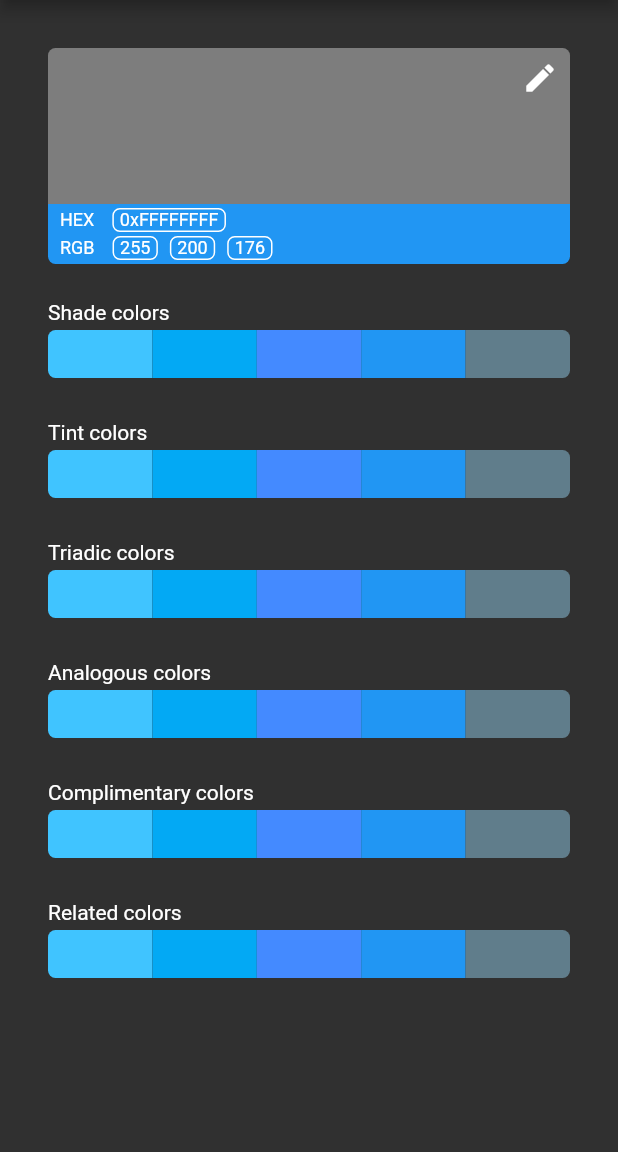
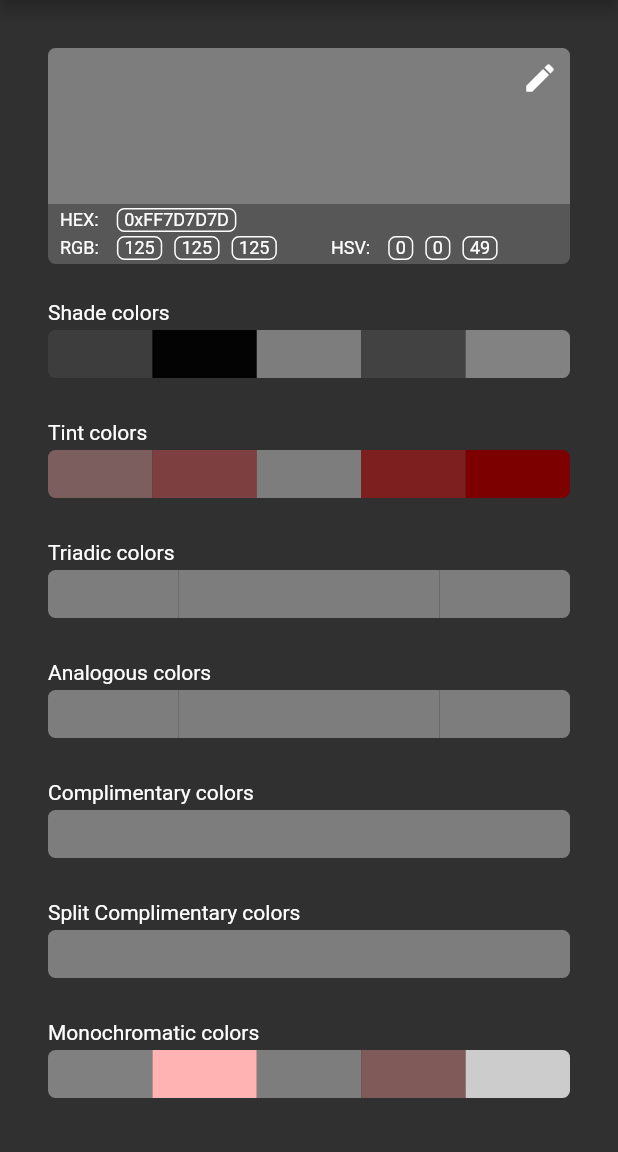
Before and after one commit to joesobo/Colorite, a Flutter app: the screen it shows after launch, on a phone screen of 412 x 824 dp, the part 84-1236 px from its top. Run offline on Flutter 3.47's test engine with Material 2 defaults, Android fonts, the phone set to English and light mode, and no system bars.

Commit message:
got main page updating colors

```diff
--- a/lib/components/selector_card.dart
+++ b/lib/components/selector_card.dart
@@ -39,7 +39,10 @@ class _SelectorCardState extends State<SelectorCard> {
 
   @override
   void initState() {
-    mainColor = Color.fromRGBO(r, g, b, 1);
+    r = mainColor.red;
+    g = mainColor.green;
+    b = mainColor.blue;
+    mode = Mode.rgb;
     hexText = 'Hex: #${mainColor.value.toRadixString(16).toUpperCase()}';
     super.initState();
   }
--- a/lib/screens/home_page.dart
+++ b/lib/screens/home_page.dart
@@ -1,5 +1,6 @@
 import 'package:colorite/components/drawer.dart';
 import 'package:colorite/components/selector_card.dart';
+import 'package:colorite/utilities/color_helper.dart';
 import 'package:colorite/utilities/constants.dart';
 import 'package:flutter/material.dart';
 
@@ -14,6 +15,11 @@ class _HomePageState extends State<HomePage> {
   Color mainColor;
 
   _HomePageState({this.mainColor});
+
+  @override
+  void initState() {
+    super.initState();
+  }
 
   @override
   Widget build(BuildContext context) {
@@ -76,7 +82,7 @@ class _HomePageState extends State<HomePage> {
                       bottomLeft: Radius.circular(5),
                       bottomRight: Radius.circular(5),
                     ),
-                    color: Colors.blue,
+                    color: ColorHelper().getDarkShade(mainColor),
                   ),
                   child: Column(
                     mainAxisAlignment: MainAxisAlignment.spaceEvenly,
@@ -88,39 +94,89 @@ class _HomePageState extends State<HomePage> {
                             padding:
                                 const EdgeInsets.symmetric(horizontal: 8.0),
                             child: Text(
-                              'HEX',
+                              'HEX:',
                               style: smallText,
                             ),
                           ),
-                          specialText('0xFFFFFFFF'),
+                          specialText('0x' +
+                              mainColor.value.toRadixString(16).toUpperCase()),
                         ],
                       ),
-                      //rgb
+                      //rgb and hsv
                       Row(
                         children: <Widget>[
+                          //rgb
                           Padding(
                             padding:
                                 const EdgeInsets.symmetric(horizontal: 8.0),
                             child: Text(
-                              'RGB',
+                              'RGB:',
                               style: smallText,
                             ),
                           ),
-                          specialText('255'),
-                          specialText('200'),
-                          specialText('176'),
+                          specialText(mainColor.red.toString()),
+                          specialText(mainColor.green.toString()),
+                          specialText(mainColor.blue.toString()),
+                          //hsv
+                          Padding(
+                            padding:
+                                const EdgeInsets.only(left: 32.0, right: 8.0),
+                            child: Text(
+                              'HSV:',
+                              style: smallText,
+                            ),
+                          ),
+                          specialText(HSVColor.fromColor(mainColor).hue.toStringAsFixed(0)),
+                          specialText((HSVColor.fromColor(mainColor).saturation * 100).toStringAsFixed(0)),
+                          specialText((HSVColor.fromColor(mainColor).value * 100).toStringAsFixed(0)),
                         ],
                       ),
                     ],
                   )),
             ],
           ),
-          colorRow('Shade colors'),
-          colorRow('Tint colors'),
-          colorRow('Triadic colors'),
-          colorRow('Analogous colors'),
-          colorRow('Complimentary colors'),
-          colorRow('Related colors'),
+          colorListRow(
+            'Shade colors',
+            getColorContainer(
+              ColorHelper().getShades(mainColor),
+            ),
+          ),
+          colorListRow(
+            'Tint colors',
+            getColorContainer(
+              ColorHelper().getTint(mainColor),
+            ),
+          ),
+          colorListRow(
+            'Triadic colors',
+            getColorContainer(
+              ColorHelper().getTriadic(mainColor),
+            ),
+          ),
+          colorListRow(
+            'Analogous colors',
+            getColorContainer(
+              ColorHelper().getAnalogous(mainColor),
+            ),
+          ),
+          colorListRow(
+            'Complimentary colors',
+            getColorContainer(
+              ColorHelper().getComplementary(mainColor),
+            ),
+          ),
+          colorListRow(
+            'Split Complimentary colors',
+            getColorContainer(
+              ColorHelper().getSplitComplement(mainColor),
+            ),
+          ),
+          colorListRow(
+            'Monochromatic colors',
+            getColorContainer(
+              ColorHelper().getMonochromatic(mainColor),
+            ),
+          ),
         ],
       ),
     );
@@ -145,9 +201,7 @@ class _HomePageState extends State<HomePage> {
     );
   }
 
-  Widget colorRow(String text) {
-    double height = 32;
-
+  Widget colorListRow(String text, List<Widget> widgetList) {
     return Padding(
       padding: const EdgeInsets.symmetric(horizontal: 32.0, vertical: 12),
       child: Column(
@@ -156,8 +210,22 @@ class _HomePageState extends State<HomePage> {
           Text(text),
           Padding(
             padding: const EdgeInsets.symmetric(vertical: 4.0),
-            child: Row(
-              children: <Widget>[
+            child: Row(children: widgetList),
+          ),
+        ],
+      ),
+    );
+  }
+
+  List<Expanded> getColorContainer(List<Color> colorList) {
+    double height = 32;
+    List<Expanded> widgetList = [];
+    int count = 0;
+
+    for (Color color in colorList) {
+      //first color
+      if (colorList[0] == color && count == 0) {
+        widgetList.add(
           Expanded(
             child: Container(
               height: height,
@@ -166,29 +234,15 @@ class _HomePageState extends State<HomePage> {
                   topLeft: Radius.circular(5),
                   bottomLeft: Radius.circular(5),
                 ),
-                      color: Colors.lightBlueAccent,
+                color: color,
               ),
             ),
           ),
-                Expanded(
-                  child: Container(
-                    height: height,
-                    color: Colors.lightBlue,
-                  ),
-                ),
-                Expanded(
-                  child: Container(
-                    height: height,
-                    color: Colors.blueAccent,
-                  ),
-                ),
-                Expanded(
-                  child: Container(
-                    height: height,
-                    color: Colors.blue,
-                  ),
-                ),
-                Expanded(
+        );
+      }
+      //last color
+      else if (colorList[colorList.length - 1] == color && count == colorList.length - 1) {
+        widgetList.add(Expanded(
           child: Container(
             height: height,
             decoration: BoxDecoration(
@@ -196,15 +250,23 @@ class _HomePageState extends State<HomePage> {
                 topRight: Radius.circular(5),
                 bottomRight: Radius.circular(5),
               ),
-                      color: Colors.blueGrey,
+              color: color,
             ),
           ),
+        ));
+        // other colors
+      } else {
+        widgetList.add(
+          Expanded(
+            child: Container(
+              height: height,
+              color: color,
             ),
-              ],
-            ),
-          ),
-        ],
           ),
         );
       }
+      count++;
     }
+    return widgetList;
+  }
+}
--- /dev/null
+++ b/lib/utilities/color_helper.dart
@@ -0,0 +1,217 @@
+import 'package:flutter/material.dart';
+
+class ColorHelper {
+  //ColorHelper(this.mainColor);
+
+  //final Color mainColor;
+
+  HSVColor getHSVColor(Color mainColor) {
+    return HSVColor.fromColor(mainColor);
+  }
+
+  //returns mainColor and complement in a list
+  List<Color> getComplementary(Color mainColor) {
+    //main color
+    List<Color> result = [];
+    HSVColor color = getHSVColor(mainColor);
+    result.add(mainColor);
+
+    //2nd color
+    double newHue = ((color.hue + 180) - 360).abs();
+    HSVColor newColor =
+        HSVColor.fromAHSV(1, newHue, color.saturation, color.value);
+    result.add(newColor.toColor());
+
+    return result;
+  }
+
+  //returns mainColor and 2 complements in a list
+  List<Color> getSplitComplement(Color mainColor) {
+    List<Color> result = [];
+    HSVColor color = getHSVColor(mainColor);
+
+    //color 1
+    double newHue = ((color.hue + 150) - 360).abs();
+    HSVColor newColor =
+        HSVColor.fromAHSV(1, newHue, color.saturation, color.value);
+    result.add(newColor.toColor());
+
+    //main color
+    result.add(mainColor);
+
+    //color 2
+    newHue = ((color.hue + 210) - 360).abs();
+    newColor = HSVColor.fromAHSV(1, newHue, color.saturation, color.value);
+    result.add(newColor.toColor());
+
+    return result;
+  }
+
+  //returns mainColor and 3 complements in a list
+  List<Color> getTriadic(Color mainColor) {
+    List<Color> result = [];
+    HSVColor color = getHSVColor(mainColor);
+
+    //color 1
+    double newHue = ((color.hue + 90) - 360).abs();
+    HSVColor newColor =
+        HSVColor.fromAHSV(1, newHue, color.saturation, color.value);
+    result.add(newColor.toColor());
+
+    //color 2
+    newHue = ((color.hue + 180) - 360).abs();
+    newColor = HSVColor.fromAHSV(1, newHue, color.saturation, color.value);
+    result.add(newColor.toColor());
+
+    //main color
+    result.add(mainColor);
+
+    //color 3
+    newHue = ((color.hue + 270) - 360).abs();
+    newColor = HSVColor.fromAHSV(1, newHue, color.saturation, color.value);
+    result.add(newColor.toColor());
+
+    return result;
+  }
+
+  //returns mainColor and 3 analogous in a list
+  List<Color> getAnalogous(Color mainColor) {
+    List<Color> result = [];
+    HSVColor color = getHSVColor(mainColor);
+
+    //color 1
+    double newHue = ((color.hue + 30) - 360).abs();
+    HSVColor newColor =
+        HSVColor.fromAHSV(1, newHue, color.saturation, color.value);
+    result.add(newColor.toColor());
+
+    //color 2
+    newHue = ((color.hue + 60) - 360).abs();
+    newColor = HSVColor.fromAHSV(1, newHue, color.saturation, color.value);
+    result.add(newColor.toColor());
+
+    //main color
+    result.add(mainColor);
+
+    //color 3
+    newHue = ((color.hue + 90) - 360).abs();
+    newColor = HSVColor.fromAHSV(1, newHue, color.saturation, color.value);
+    result.add(newColor.toColor());
+
+    return result;
+  }
+
+  //returns mainColor and shades in a list
+  List<Color> getShades(Color mainColor) {
+    List<Color> result = [];
+    HSVColor color = getHSVColor(mainColor);
+
+    //color 1
+    double newValue = (color.value - 0.25).abs();
+    HSVColor newColor =
+        HSVColor.fromAHSV(1, color.hue, color.saturation, newValue);
+    result.add(newColor.toColor());
+
+    //color 2
+    newValue = (color.value - 0.5).abs();
+    newColor = HSVColor.fromAHSV(1, color.hue, color.saturation, newValue);
+    result.add(newColor.toColor());
+
+    //main color
+    result.add(mainColor);
+
+    //color 3
+    newValue = (color.value - 0.75).abs();
+    newColor = HSVColor.fromAHSV(1, color.hue, color.saturation, newValue);
+    result.add(newColor.toColor());
+
+    //color 4
+    newValue = (color.value - 1).abs();
+    newColor = HSVColor.fromAHSV(1, color.hue, color.saturation, newValue);
+    result.add(newColor.toColor());
+
+    return result;
+  }
+
+  //returns mainColor and shades in a list
+  List<Color> getTint(Color mainColor) {
+    List<Color> result = [];
+    HSVColor color = getHSVColor(mainColor);
+
+    //color 1
+    double newSaturation = (color.saturation - 0.25).abs();
+    HSVColor newColor =
+        HSVColor.fromAHSV(1, color.hue, newSaturation, color.value);
+    result.add(newColor.toColor());
+
+    //color 2
+    newSaturation = (color.saturation - 0.5).abs();
+    newColor = HSVColor.fromAHSV(1, color.hue, newSaturation, color.value);
+    result.add(newColor.toColor());
+
+    //main color
+    result.add(mainColor);
+
+    //color 3
+    newSaturation = (color.saturation - 0.75).abs();
+    newColor = HSVColor.fromAHSV(1, color.hue, newSaturation, color.value);
+    result.add(newColor.toColor());
+
+    //color 4
+    newSaturation = (color.saturation - 1).abs();
+    newColor = HSVColor.fromAHSV(1, color.hue, newSaturation, color.value);
+    result.add(newColor.toColor());
+
+    return result;
+  }
+
+  //returns mainColor and monochromatic colors in a list
+  List<Color> getMonochromatic(Color mainColor) {
+    List<Color> result = [];
+    HSVColor color = getHSVColor(mainColor);
+
+    //color 1
+    HSVColor newColor = HSVColor.fromAHSV(1, color.hue, color.saturation, 0.5);
+    result.add(newColor.toColor());
+
+    //color 2
+    newColor = HSVColor.fromAHSV(
+        1,
+        color.hue,
+        color.saturation <= 0.7
+            ? (color.saturation + .3).abs()
+            : (color.saturation - .3).abs(),
+        1);
+    result.add(newColor.toColor());
+
+    //main color
+    result.add(mainColor);
+
+    //color 3
+    newColor = HSVColor.fromAHSV(
+        1,
+        color.hue,
+        color.saturation <= 0.7
+            ? (color.saturation + .3).abs()
+            : (color.saturation - .3).abs(),
+        0.5);
+    result.add(newColor.toColor());
+
+    //color 4
+    newColor = HSVColor.fromAHSV(1, color.hue, color.saturation, 0.8);
+    result.add(newColor.toColor());
+
+    return result;
+  }
+
+  //returns a slightly darker shade for display
+  Color getDarkShade(Color mainColor) {
+    HSVColor color = getHSVColor(mainColor);
+
+    //color 1
+    double newValue = (color.value - 0.15).abs();
+    HSVColor newColor =
+        HSVColor.fromAHSV(1, color.hue, color.saturation, newValue);
+    return newColor.toColor();
+  }
+}
```
Lines whose indentation alone changed are shown as unchanged.
